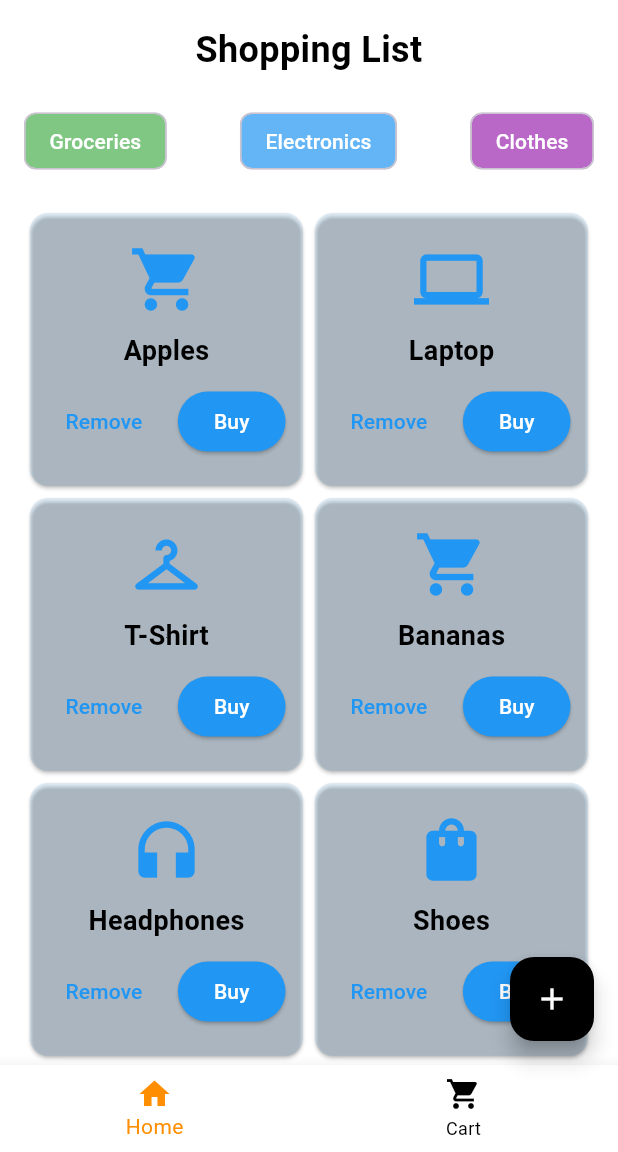
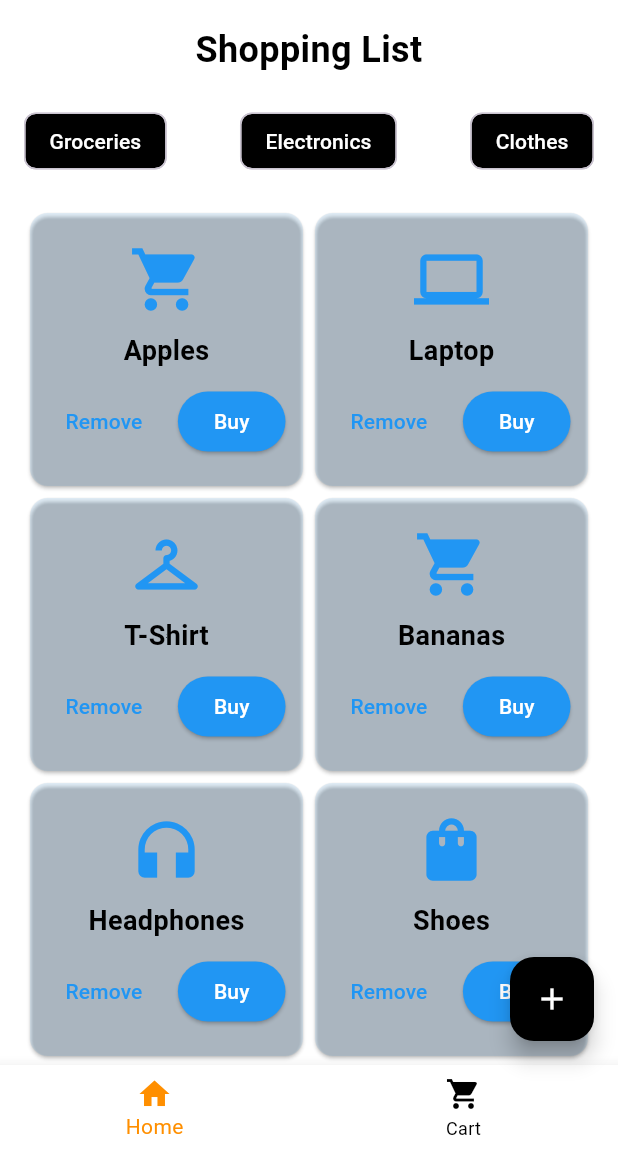
Before and after one commit to Ruthuwamahoro/shopping-mastermind-app, a Flutter app: the screen it shows after launch, on a phone screen of 412 x 824 dp, the part 84-1236 px from its top. Run offline on Flutter 3.47's test engine with Material 3 defaults, Android fonts, the phone set to English and light mode, and no system bars.

Commit message:
Update main.dart

```diff
--- a/lib/main.dart
+++ b/lib/main.dart
@@ -38,15 +38,15 @@ class MyHomePage extends StatelessWidget {
               children: [
                 Chip(
                   label: Text('Groceries', style: TextStyle(color: Colors.white)),
-                  backgroundColor: Colors.green[300],
+                  backgroundColor: Colors.black,
                 ),
                 Chip(
                   label: Text('Electronics', style: TextStyle(color: Colors.white)),
-                  backgroundColor: Colors.blue[300],
+                  backgroundColor: Colors.black,
                 ),
                 Chip(
                   label: Text('Clothes', style: TextStyle(color: Colors.white)),
-                  backgroundColor: Colors.purple[300],
+                  backgroundColor: Colors.black,
                 ),
               ],
             ),
```
